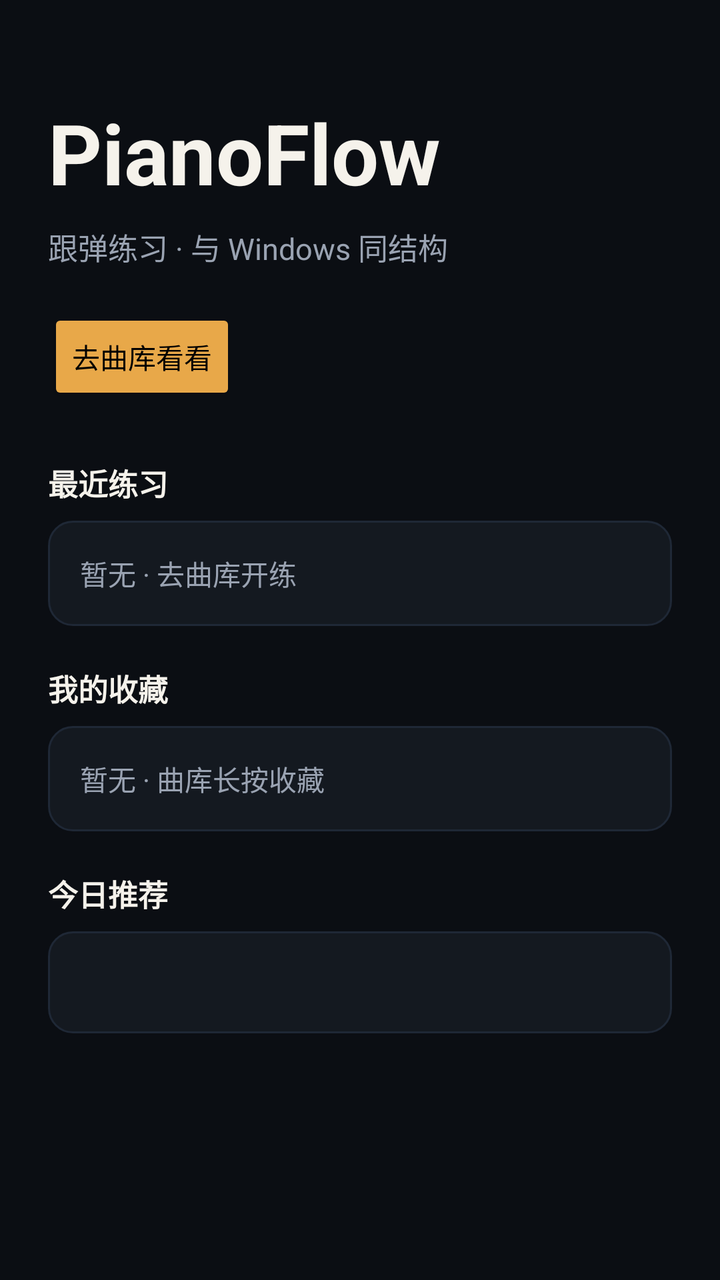
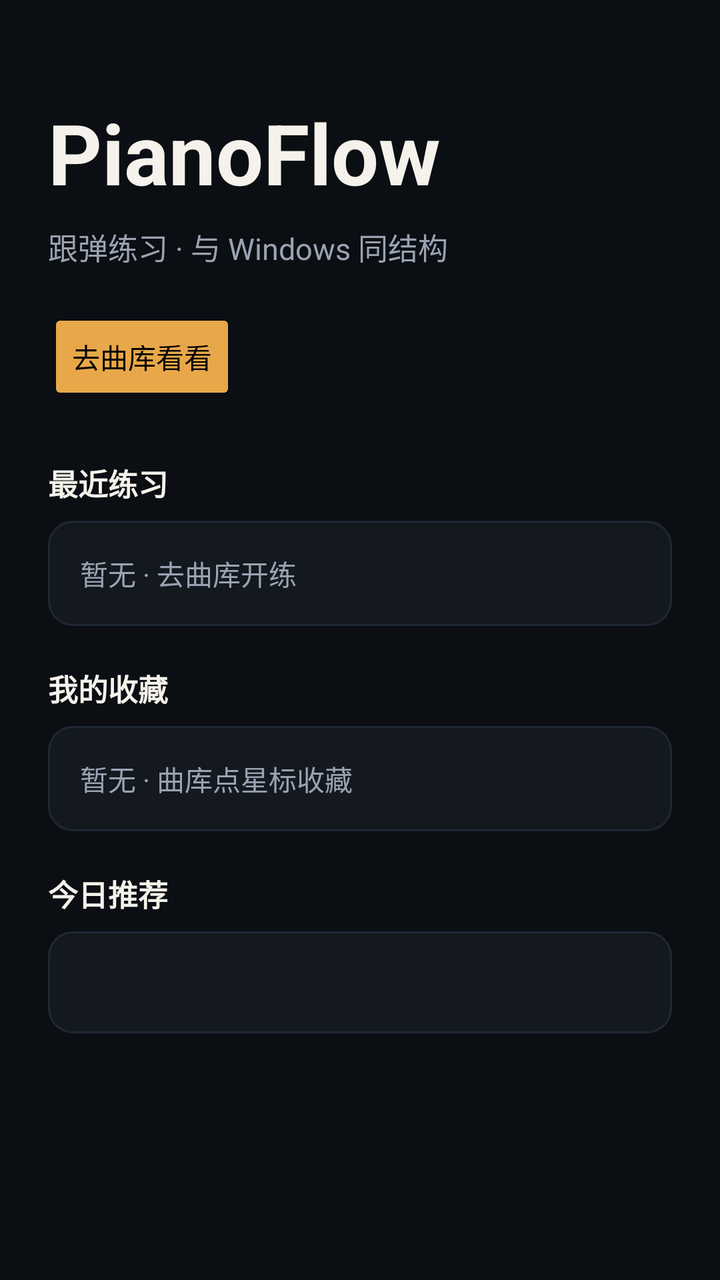

The first picture is an Android layout as it rendered before a commit; the second is the same layout after the commit. The layout source and the unified diff follow.
<!-- AndroidManifest.xml: application theme Theme.PianoFlow -->
<!-- res/layout/tab_home.xml -->
<?xml version="1.0" encoding="utf-8"?>

<ScrollView xmlns:android="http://schemas.android.com/apk/res/android"
    android:layout_width="match_parent"
    android:layout_height="match_parent"
    android:background="#0B0E13"
    android:fillViewport="true">

    <LinearLayout
        android:layout_width="match_parent"
        android:layout_height="wrap_content"
        android:orientation="vertical"
        android:padding="24dp">

        <TextView
            android:layout_width="match_parent"
            android:layout_height="wrap_content"
            android:paddingTop="24dp"
            android:text="PianoFlow"
            android:textColor="#F5F2EB"
            android:textSize="42sp"
            android:textStyle="bold" />

        <TextView
            android:layout_width="match_parent"
            android:layout_height="wrap_content"
            android:paddingTop="8dp"
            android:paddingBottom="20dp"
            android:text="跟弹练习 · 与 Windows 同结构"
            android:textColor="#9AA3B2"
            android:textSize="15sp" />

        <Button
            android:id="@+id/homeCta"
            android:layout_width="wrap_content"
            android:layout_height="wrap_content"
            android:backgroundTint="#E8A849"
            android:text="去曲库看看"
            android:textColor="#000000" />

        <TextView
            android:layout_width="match_parent"
            android:layout_height="wrap_content"
            android:paddingTop="28dp"
            android:paddingBottom="8dp"
            android:text="最近练习"
            android:textColor="#F5F2EB"
            android:textSize="15sp"
            android:textStyle="bold" />

        <TextView
            android:id="@+id/homeRecent"
            android:layout_width="match_parent"
            android:layout_height="wrap_content"
            android:background="@drawable/bg_home_card"
            android:padding="16dp"
            android:text="暂无 · 去曲库开练"
            android:textColor="#9AA3B2" />

        <TextView
            android:layout_width="match_parent"
            android:layout_height="wrap_content"
            android:paddingTop="20dp"
            android:paddingBottom="8dp"
            android:text="我的收藏"
            android:textColor="#F5F2EB"
            android:textSize="15sp"
            android:textStyle="bold" />

        <TextView
            android:id="@+id/homeFavorites"
            android:layout_width="match_parent"
            android:layout_height="wrap_content"
            android:background="@drawable/bg_home_card"
            android:padding="16dp"
            android:text="暂无 · 曲库长按收藏"
            android:textColor="#9AA3B2" />

        <TextView
            android:layout_width="match_parent"
            android:layout_height="wrap_content"
            android:paddingTop="20dp"
            android:paddingBottom="8dp"
            android:text="今日推荐"
            android:textColor="#F5F2EB"
            android:textSize="15sp"
            android:textStyle="bold" />

        <TextView
            android:id="@+id/homeToday"
            android:layout_width="match_parent"
            android:layout_height="wrap_content"
            android:background="@drawable/bg_home_card"
            android:padding="16dp"
            android:textColor="#F5F2EB" />
    </LinearLayout>
</ScrollView>
<!-- resources referenced by this layout -->
<resources>
  <!-- drawable bg_home_card (drawable) -->
  <?xml version="1.0" encoding="utf-8"?>
  
  <shape xmlns:android="http://schemas.android.com/apk/res/android"
      android:shape="rectangle">
      <corners android:radius="12dp" />
      <solid android:color="#141920" />
      <stroke
          android:width="1dp"
          android:color="#1F2836" />
  </shape>
  <style name="Theme.PianoFlow" parent="Theme.MaterialComponents.DayNight.NoActionBar">
          <item name="colorPrimary">#E8A849</item>
          <item name="colorSecondary">#E8A849</item>
          <item name="android:statusBarColor">#0B0E13</item>
          <item name="android:navigationBarColor">#141920</item>
          <item name="android:windowBackground">#0B0E13</item>
      </style>
</resources>

<!-- the commit's change to res/layout/tab_home.xml (unified diff, before → after) -->
@@ -1,5 +1,4 @@
 <?xml version="1.0" encoding="utf-8"?>
-
 <ScrollView xmlns:android="http://schemas.android.com/apk/res/android"
     android:layout_width="match_parent"
     android:layout_height="match_parent"
@@ -73,7 +72,7 @@
             android:layout_height="wrap_content"
             android:background="@drawable/bg_home_card"
             android:padding="16dp"
-            android:text="暂无 · 曲库长按收藏"
+            android:text="暂无 · 曲库点星标收藏"
             android:textColor="#9AA3B2" />
 
         <TextView
